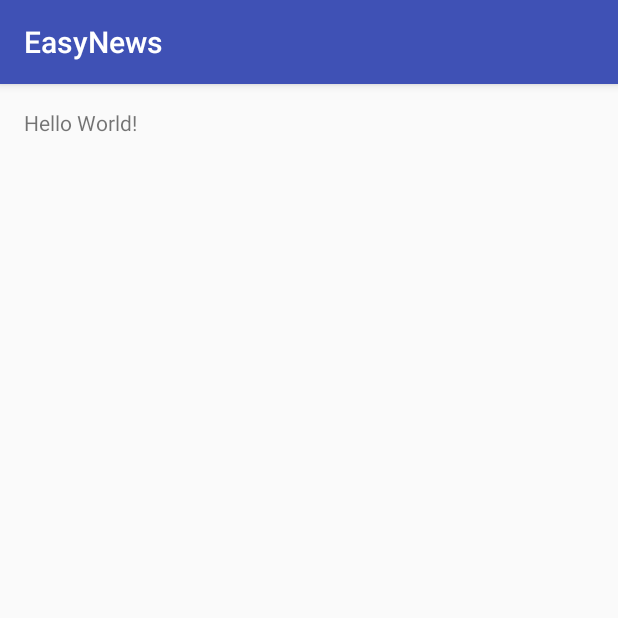
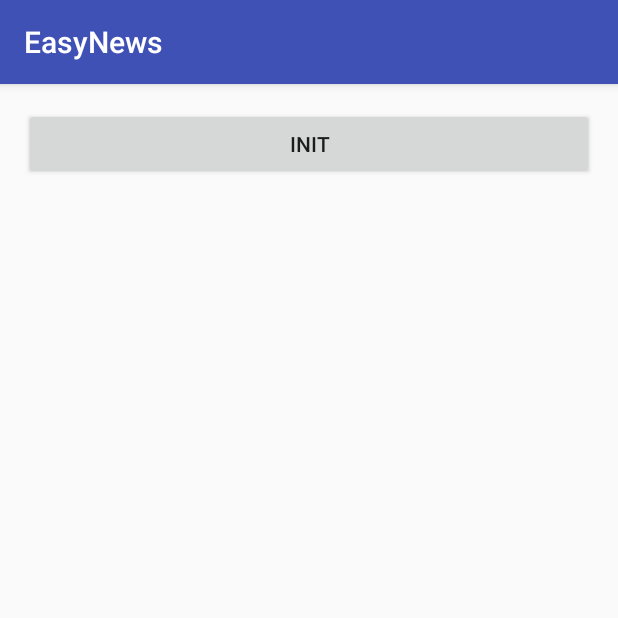
Before and after one commit to zhengjiawen/EasyNews, an Android app: the MainActivity screen opened directly, with no data from a screen before it, on a phone screen of 412 x 824 dp, the top half of it. Run offline under Robolectric (Android 15) with nearby library versions, the phone set to English and light mode, and no system bars.

Commit message:
测试数据库

```diff
--- a/app/src/main/AndroidManifest.xml
+++ b/app/src/main/AndroidManifest.xml
@@ -16,6 +16,7 @@
             </intent-filter>
         </activity>
         <activity android:name=".MainActivity"></activity>
+        <activity android:name="util.Dbutil"></activity>
     </application>
 
 </manifest>
--- a/app/src/main/res/layout/activity_main.xml
+++ b/app/src/main/res/layout/activity_main.xml
@@ -9,8 +9,14 @@
     android:paddingTop="@dimen/activity_vertical_margin"
     tools:context="com.example.outi.easynews.MainActivity">
 
-    <TextView
+    <Button
         android:layout_width="wrap_content"
         android:layout_height="wrap_content"
-        android:text="Hello World!" />
+        android:text="Init"
+        android:id="@+id/init"
+        android:layout_below="@+id/textView"
+        android:layout_alignParentLeft="true"
+        android:layout_alignParentStart="true"
+        android:layout_alignParentRight="true"
+        android:layout_alignParentEnd="true" />
 </RelativeLayout>
```
Also changed, not shown: app/src/main/java/activity/LoginActivity.java (+2 -5 lines), app/src/main/java/db/DatabaseHelper.java (added, +36 -0 lines), app/src/main/java/db/Values.java (added, +27 -0 lines), app/src/main/java/util/Dbutil.java (added, +52 -0 lines), app/src/main/res/layout/show_news.xml (added, +10 -0 lines), app/src/main/res/layout/simple_item.xml (added, +10 -0 lines).
